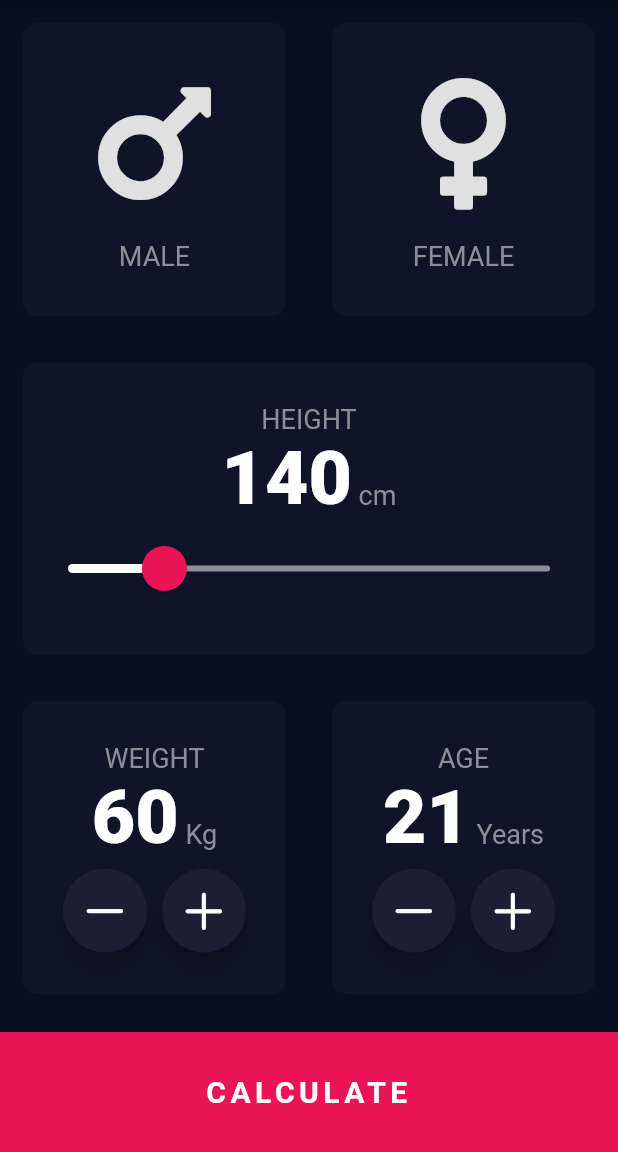
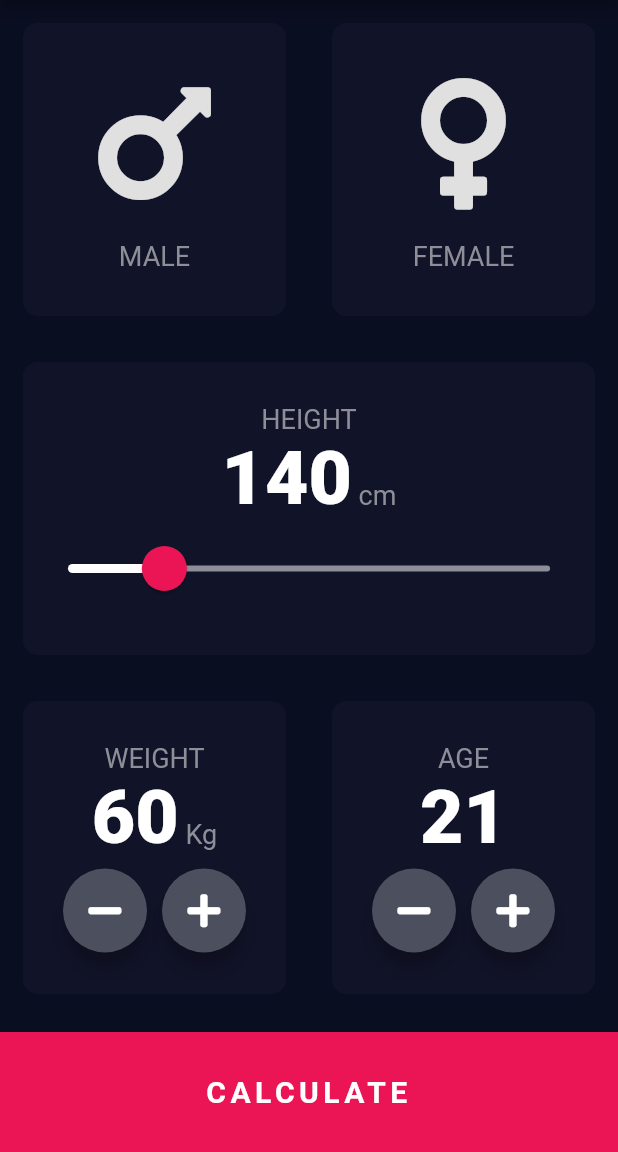
Before and after one commit to vaibhv0311/bmi-calculator, a Flutter app: the screen it shows after launch, on a phone screen of 412 x 824 dp, the part 84-1236 px from its top. Run offline on Flutter 3.47's test engine with Material 2 defaults, Android fonts, the phone set to English and light mode, and no system bars; our stand-ins replace font_awesome_flutter.

Commit message:
created a new buttons widget

```diff
--- a/lib/inputpage.dart
+++ b/lib/inputpage.dart
@@ -160,26 +160,22 @@ class _InputPageState extends State<InputPage> {
                               mainAxisAlignment: MainAxisAlignment.center,
                               crossAxisAlignment: CrossAxisAlignment.center,
                               children: [
-                                FloatingActionButton(
-                                  onPressed: () {
+                                RoundIconButton(
+                                  icon: FontAwesomeIcons.minus,
+                                  onPress: () {
                                     setState(() {
                                       weight--;
                                     });
                                   },
-                                  backgroundColor: kActiveCardColor,
-                                  child: Icon(CupertinoIcons.minus,
-                                      color: Colors.white, size: 35),
                                 ),
                                 SizedBox(width: 10),
-                                FloatingActionButton(
-                                  onPressed: () {
+                                RoundIconButton(
+                                  icon: FontAwesomeIcons.plus,
+                                  onPress: () {
                                     setState(() {
                                       weight++;
                                     });
                                   },
-                                  backgroundColor: kActiveCardColor,
-                                  child: Icon(CupertinoIcons.plus,
-                                      color: Colors.white, size: 35),
                                 ),
                               ],
                             )
@@ -197,20 +193,9 @@ class _InputPageState extends State<InputPage> {
                               'AGE',
                               style: kLabelText,
                             ),
-                            Row(
-                              mainAxisAlignment: MainAxisAlignment.center,
-                              crossAxisAlignment: CrossAxisAlignment.baseline,
-                              textBaseline: TextBaseline.alphabetic,
-                              children: [
-                                Text(
-                                  age.toString(),
-                                  style: kNumberStyle,
-                                ),
-                                Text(
-                                  ' Years',
-                                  style: kLabelText,
-                                )
-                              ],
+                            Text(
+                              age.toString(),
+                              style: kNumberStyle,
                             ),
                             SizedBox(
                               height: 4,
@@ -219,26 +204,22 @@ class _InputPageState extends State<InputPage> {
                               mainAxisAlignment: MainAxisAlignment.center,
                               crossAxisAlignment: CrossAxisAlignment.center,
                               children: [
-                                FloatingActionButton(
-                                  onPressed: () {
+                                RoundIconButton(
+                                  icon: FontAwesomeIcons.minus,
+                                  onPress: () {
                                     setState(() {
                                       age--;
                                     });
                                   },
-                                  backgroundColor: kActiveCardColor,
-                                  child: Icon(CupertinoIcons.minus,
-                                      color: Colors.white, size: 35),
                                 ),
                                 SizedBox(width: 10),
-                                FloatingActionButton(
-                                  onPressed: () {
+                                RoundIconButton(
+                                  icon: FontAwesomeIcons.plus,
+                                  onPress: () {
                                     setState(() {
                                       age++;
                                     });
                                   },
-                                  backgroundColor: kActiveCardColor,
-                                  child: Icon(CupertinoIcons.plus,
-                                      color: Colors.white, size: 35),
                                 ),
                               ],
                             )
@@ -269,3 +250,24 @@ class _InputPageState extends State<InputPage> {
         ));
   }
 }
+
+class RoundIconButton extends StatelessWidget {
+  RoundIconButton({required this.icon, required this.onPress});
+  final IconData icon;
+  final Function()? onPress;
+  @override
+  Widget build(BuildContext context) {
+    return RawMaterialButton(
+      child: Icon(
+        icon,
+        color: Colors.white,
+        size: 25,
+      ),
+      onPressed: onPress,
+      elevation: 6.0,
+      constraints: BoxConstraints.tightFor(width: 56, height: 56),
+      shape: CircleBorder(),
+      fillColor: Color(0xFF4C4F5E),
+    );
+  }
+}
```
